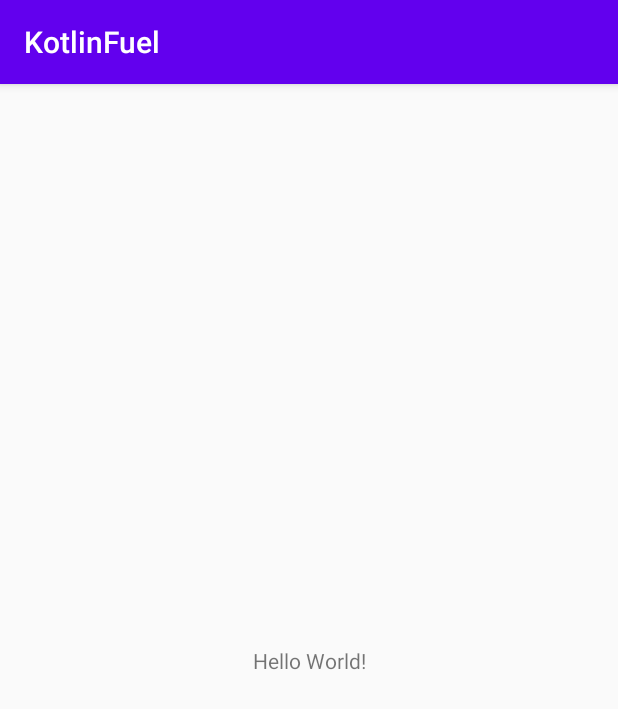
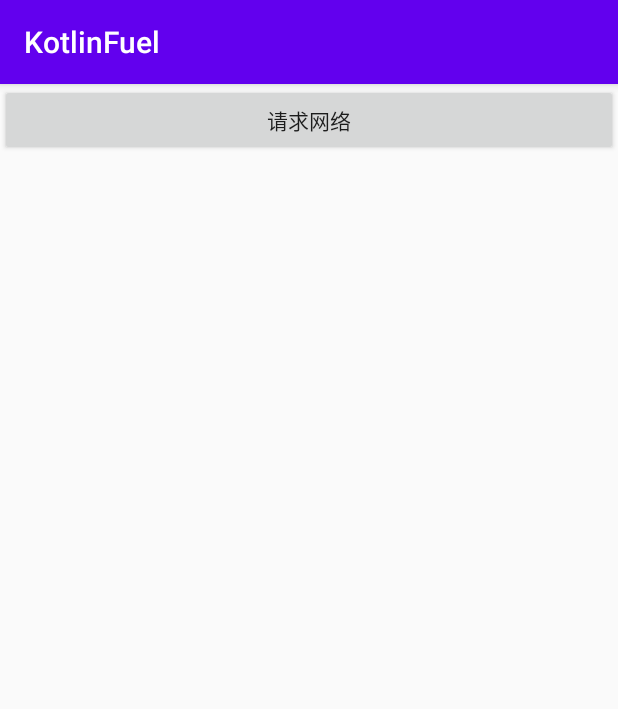
Before and after one commit to zhangzhichaolove/KotlinFuel, an Android app: the screen it shows after launch (MainActivity), on a phone screen of 412 x 824 dp. Shown: the top 709 px of the screen. Run offline under Robolectric (Android 15) with nearby library versions, the phone set to English and light mode, and no system bars; libraries missing offline, so code that uses them is left out: com.github.kittinunf.fuel; 4 statements that could not run were skipped.

```diff
--- a/app/build.gradle
+++ b/app/build.gradle
@@ -28,8 +28,8 @@ android {
 dependencies {
     implementation fileTree(dir: 'libs', include: ['*.jar'])
     implementation "org.jetbrains.kotlin:kotlin-stdlib-jdk7:$kotlin_version"
-    implementation 'androidx.appcompat:appcompat:1.0.2'
-    implementation 'androidx.core:core-ktx:1.0.2'
+    implementation 'androidx.appcompat:appcompat:1.1.0'
+    implementation 'androidx.core:core-ktx:1.2.0'
     implementation 'androidx.constraintlayout:constraintlayout:1.1.3'
     testImplementation 'junit:junit:4.12'
     androidTestImplementation 'androidx.test.ext:junit:1.1.1'
@@ -37,4 +37,6 @@ dependencies {
 
     //fuel
     implementation 'com.github.kittinunf.fuel:fuel:2.2.1'
+    implementation "com.github.kittinunf.fuel:fuel-gson:2.2.1"
+    implementation 'com.github.kittinunf.fuel:fuel-gson:2.2.1'
 }
--- a/app/src/main/AndroidManifest.xml
+++ b/app/src/main/AndroidManifest.xml
@@ -1,11 +1,15 @@
 <?xml version="1.0" encoding="utf-8"?>
 <manifest xmlns:android="http://schemas.android.com/apk/res/android"
     package="com.chao.kotlinfuel">
+
+    <uses-permission android:name="android.permission.INTERNET" />
+    <!--    <uses-permission android:name="android.permission.ACCESS_NETWORK_STATE"/>-->
 
     <application
         android:allowBackup="true"
         android:icon="@mipmap/ic_launcher"
         android:label="@string/app_name"
+        android:networkSecurityConfig="@xml/network_security_config"
         android:roundIcon="@mipmap/ic_launcher_round"
         android:supportsRtl="true"
         android:theme="@style/AppTheme">
--- /dev/null
+++ b/app/src/main/java/com/chao/kotlinfuel/HttpResult.kt
@@ -0,0 +1,3 @@
+package com.chao.kotlinfuel
+
+data class HttpResult<T>(var success: Boolean = false, var msg: String = "", var result: T)
--- a/app/src/main/java/com/chao/kotlinfuel/MainActivity.kt
+++ b/app/src/main/java/com/chao/kotlinfuel/MainActivity.kt
@@ -1,12 +1,106 @@
 package com.chao.kotlinfuel
 
+import android.os.Bundle
+import android.text.method.ScrollingMovementMethod
+import android.util.Log
+import android.view.View
 import androidx.appcompat.app.AppCompatActivity
-import android.os.Bundle
+import com.github.kittinunf.fuel.core.FuelManager
+import com.github.kittinunf.fuel.core.Method
+import com.github.kittinunf.fuel.core.Request
+import kotlinx.android.synthetic.main.activity_main.*
+
 
 class MainActivity : AppCompatActivity() {
+    private val TAG = this.javaClass.simpleName
 
     override fun onCreate(savedInstanceState: Bundle?) {
         super.onCreate(savedInstanceState)
         setContentView(R.layout.activity_main)
+        initFuel()
+//        content.setOnTouchListener(OnTouchListener { view, motionEvent ->
+//            // 解决scrollView中嵌套textView导致其不能上下滑动的问题
+//            view.parent.requestDisallowInterceptTouchEvent(true)
+//            when (motionEvent.action and MotionEvent.ACTION_MASK) {
+//                MotionEvent.ACTION_UP -> view.parent.requestDisallowInterceptTouchEvent(
+//                    false
+//                )
+//            }
+//            false
+//        })
+        content.movementMethod = ScrollingMovementMethod.getInstance();
+    }
+
+    private fun initFuel() {
+        //val requestInterceptors: MutableList<((Request)-> Request)-> ((Request)->Request)> = mutableListOf()
+        //服务器接口地址
+        FuelManager.instance.basePath = "https://blog.peakchao.com"
+        //超时时间20秒
+        FuelManager.instance.timeoutInMillisecond = 20000
+        //FuelManager.instance.baseHeaders = mapOf("token" to "BearerAbCdEf123456")
+        //添加header拦截器
+        FuelManager.instance.addRequestInterceptor(tokenInterceptor())
+        //添加请求日志拦截器
+        FuelManager.instance.addRequestInterceptor(cUrlLoggingRequestInterceptor())
+        //foldRight 是 List 的一个扩展函数 从右往左，对列表中的每一个元素执行 operation 操作，
+        // 每个操作的结果是下一次操作的入参，第一次 operation 的初始值是 initial。
+        //requestInterceptors.foldRight({r: Request -> r}){f,acc-> f(acc)}
+    }
+
+
+    private fun tokenInterceptor() = { next: (Request) -> Request ->
+        { req: Request ->
+            //"Content-Type:application/x-www-form-urlencoded; charset=UTF-8"
+            req.header(mapOf("token" to "BearerAbCdEf123456"))//变量替换
+            next(req)
+        }
+    }
+
+    private fun cUrlLoggingRequestInterceptor() = { next: (Request) -> Request ->
+        { r: Request ->
+            var logging = StringBuffer()
+            logging.append("\n-----Method = ${r.method}")
+            //logging.append("\n-----mediaTypes = ${r.mediaTypes}")
+            logging.append("\n-----headers = ${r.headers}")
+            logging.append("\n-----url---->${r.url}")
+            logging.append("\n-----body---->${r.body}")
+            when (r.method) {
+                Method.POST -> {
+                    logging.append("\n-----request parameters:")
+                    r.parameters.forEach {
+                        logging.append("\n-----${it.first}=${it.second}")
+                    }
+                }
+            }
+            Log.e(TAG, logging.toString())
+            next(r)
+        }
+    }
+
+    fun request(view: View) {
+        "/macos升级catalina后环境变量更新.html".httpGetSource().response { request, response, result ->
+            println(request)
+            println(response)
+            val (data, error) = result
+            Log.e(TAG, String(data!!))
+        }
+        "http://web.peakchao.top:250/video/getVideoBanner".httpGet<HttpResult<List<VideoModal>>>(
+            { result ->
+                runOnUiThread {
+                    content.text = result.toString()
+                    content.postInvalidate()
+                    Log.e(TAG, result.toString())
+                }
+            },
+            error = { message ->
+                runOnUiThread {
+                    content.text = message
+                    content.postInvalidate()
+                    Log.e(TAG, message)
+                }
+            })
+//        Fuel.post("https://blog.peakchao.com").body("{ \"name\" : \"peak\" }").response { request, response, result ->
+//            val (data, error) = result
+//        }
     }
 }
--- a/app/src/main/res/layout/activity_main.xml
+++ b/app/src/main/res/layout/activity_main.xml
@@ -1,18 +1,40 @@
 <?xml version="1.0" encoding="utf-8"?>
-<androidx.constraintlayout.widget.ConstraintLayout xmlns:android="http://schemas.android.com/apk/res/android"
+<LinearLayout xmlns:android="http://schemas.android.com/apk/res/android"
     xmlns:app="http://schemas.android.com/apk/res-auto"
     xmlns:tools="http://schemas.android.com/tools"
     android:layout_width="match_parent"
     android:layout_height="match_parent"
+    android:orientation="vertical"
     tools:context=".MainActivity">
 
-    <TextView
-        android:layout_width="wrap_content"
+    <Button
+        android:id="@+id/request"
+        android:layout_width="match_parent"
         android:layout_height="wrap_content"
-        android:text="Hello World!"
-        app:layout_constraintBottom_toBottomOf="parent"
+        android:onClick="request"
+        android:text="请求网络"
         app:layout_constraintLeft_toLeftOf="parent"
         app:layout_constraintRight_toRightOf="parent"
         app:layout_constraintTop_toTopOf="parent" />
 
-</androidx.constraintlayout.widget.ConstraintLayout>
+    <!--android:fillViewport="true"-->
+    <!--    <ScrollView-->
+    <!--        android:layout_width="match_parent"-->
+    <!--        android:layout_height="0dp"-->
+    <!--        android:layout_weight="1"-->
+    <!--        android:fillViewport="true"-->
+    <!--        android:padding="10dp"-->
+    <!--        app:layout_constraintBottom_toBottomOf="parent"-->
+    <!--        app:layout_constraintLeft_toLeftOf="parent"-->
+    <!--        app:layout_constraintRight_toRightOf="parent"-->
+    <!--        app:layout_constraintTop_toBottomOf="@id/request">-->
+
+    <TextView
+        android:id="@+id/content"
+        android:layout_width="match_parent"
+        android:layout_height="match_parent"
+        android:padding="10dp" />
+
+    <!--    </ScrollView>-->
+
+</LinearLayout>
--- /dev/null
+++ b/app/src/main/res/xml/network_security_config.xml
@@ -0,0 +1,4 @@
+<?xml version="1.0" encoding="utf-8"?>
+<network-security-config>
+    <base-config cleartextTrafficPermitted="true" />
+</network-security-config>
```
Also changed, not shown: app/src/main/java/com/chao/kotlinfuel/FuelUtil.kt (added, +29 -0 lines), app/src/main/java/com/chao/kotlinfuel/VideoModal.kt (added, +39 -0 lines), 1 other file.
